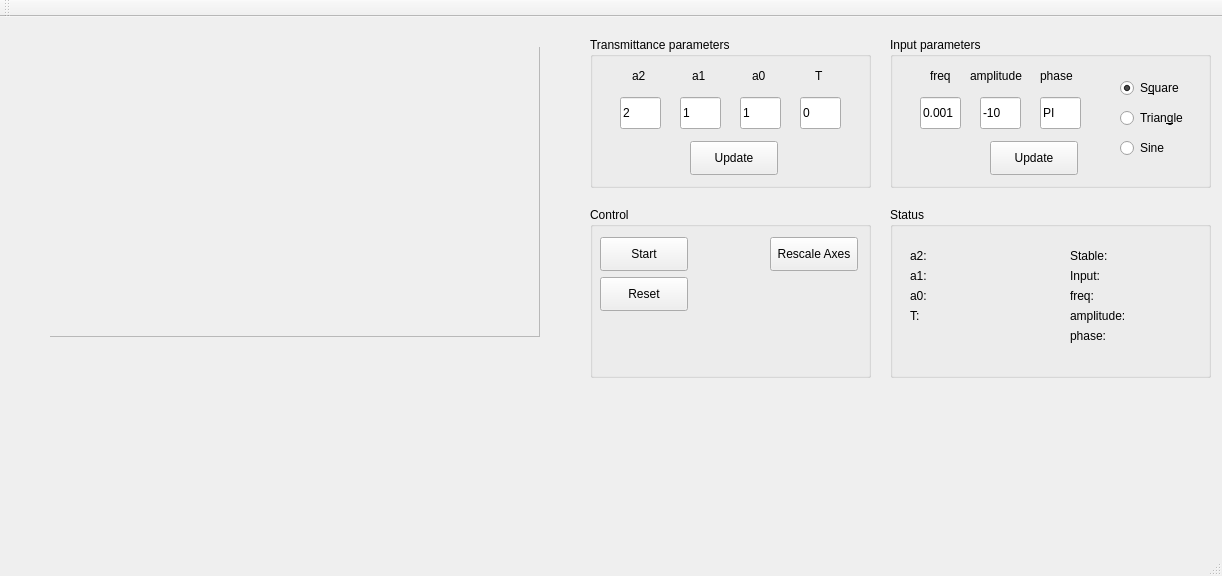
First picture: the form in mainwindow.ui, repository SP2FET/MMM, before the edit.
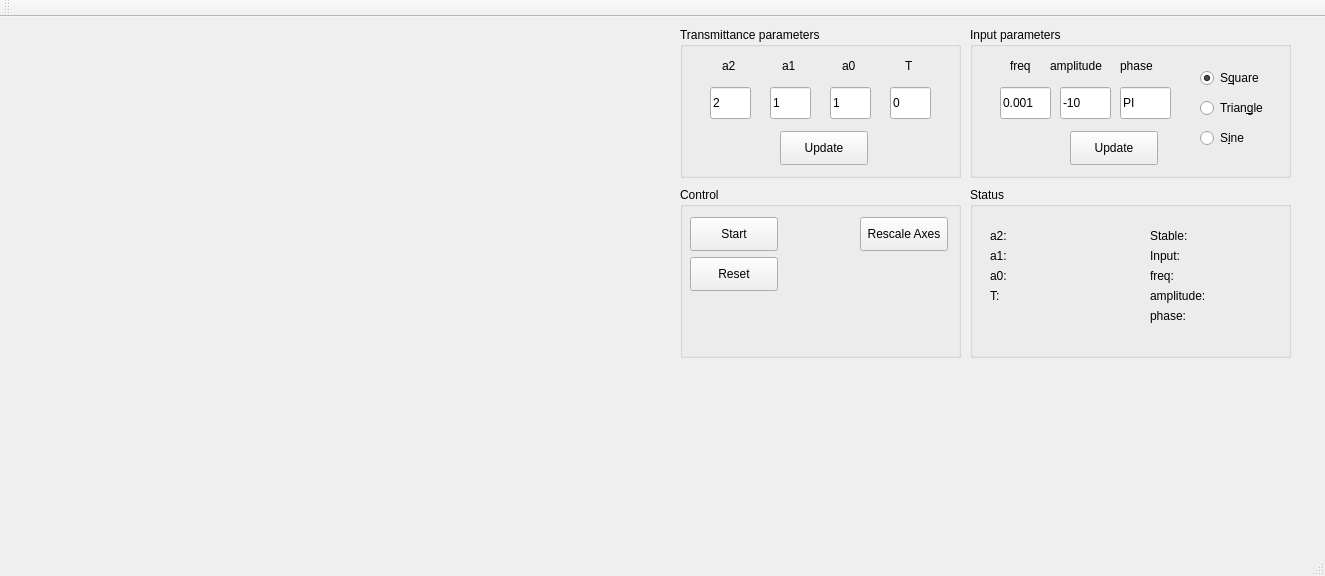
Second picture: the form after the edit. Custom widgets are drawn as their Qt base class.

What changed in the file:
```diff
--- a/mainwindow.ui
+++ b/mainwindow.ui
@@ -6,7 +6,7 @@
    <rect>
     <x>0</x>
     <y>0</y>
-    <width>1222</width>
+    <width>1325</width>
     <height>576</height>
    </rect>
   </property>
@@ -23,28 +23,12 @@
       <height>291</height>
      </rect>
     </property>
-    <widget class="QFrame" name="frame">
-     <property name="geometry">
-      <rect>
-       <x>-1</x>
-       <y>-1</y>
-       <width>491</width>
-       <height>291</height>
-      </rect>
-     </property>
-     <property name="frameShape">
-      <enum>QFrame::StyledPanel</enum>
-     </property>
-     <property name="frameShadow">
-      <enum>QFrame::Raised</enum>
-     </property>
-    </widget>
    </widget>
    <widget class="QGroupBox" name="groupBox">
     <property name="geometry">
      <rect>
-      <x>590</x>
-      <y>20</y>
+      <x>680</x>
+      <y>10</y>
       <width>281</width>
       <height>151</height>
      </rect>
@@ -173,8 +157,8 @@
    <widget class="QGroupBox" name="groupBox_2">
     <property name="geometry">
      <rect>
-      <x>890</x>
-      <y>20</y>
+      <x>970</x>
+      <y>10</y>
       <width>321</width>
       <height>151</height>
      </rect>
@@ -187,7 +171,7 @@
       <rect>
        <x>30</x>
        <y>60</y>
-       <width>41</width>
+       <width>51</width>
        <height>32</height>
       </rect>
      </property>
@@ -200,7 +184,7 @@
       <rect>
        <x>90</x>
        <y>60</y>
-       <width>41</width>
+       <width>51</width>
        <height>32</height>
       </rect>
      </property>
@@ -213,7 +197,7 @@
       <rect>
        <x>150</x>
        <y>60</y>
-       <width>41</width>
+       <width>51</width>
        <height>32</height>
       </rect>
      </property>
@@ -318,7 +302,7 @@
       </rect>
      </property>
      <property name="text">
-      <string>Sine</string>
+      <string>S&amp;ine</string>
      </property>
      <attribute name="buttonGroup">
       <string notr="true">buttonGroup</string>
@@ -328,8 +312,8 @@
    <widget class="QGroupBox" name="controlBox">
     <property name="geometry">
      <rect>
-      <x>590</x>
-      <y>190</y>
+      <x>680</x>
+      <y>170</y>
       <width>281</width>
       <height>171</height>
      </rect>
@@ -380,8 +364,8 @@
    <widget class="QGroupBox" name="statusBox">
     <property name="geometry">
      <rect>
-      <x>890</x>
-      <y>190</y>
+      <x>970</x>
+      <y>170</y>
       <width>321</width>
       <height>171</height>
      </rect>
```
Left out of the diff: 2 changed lines with no effect on the pictures.
